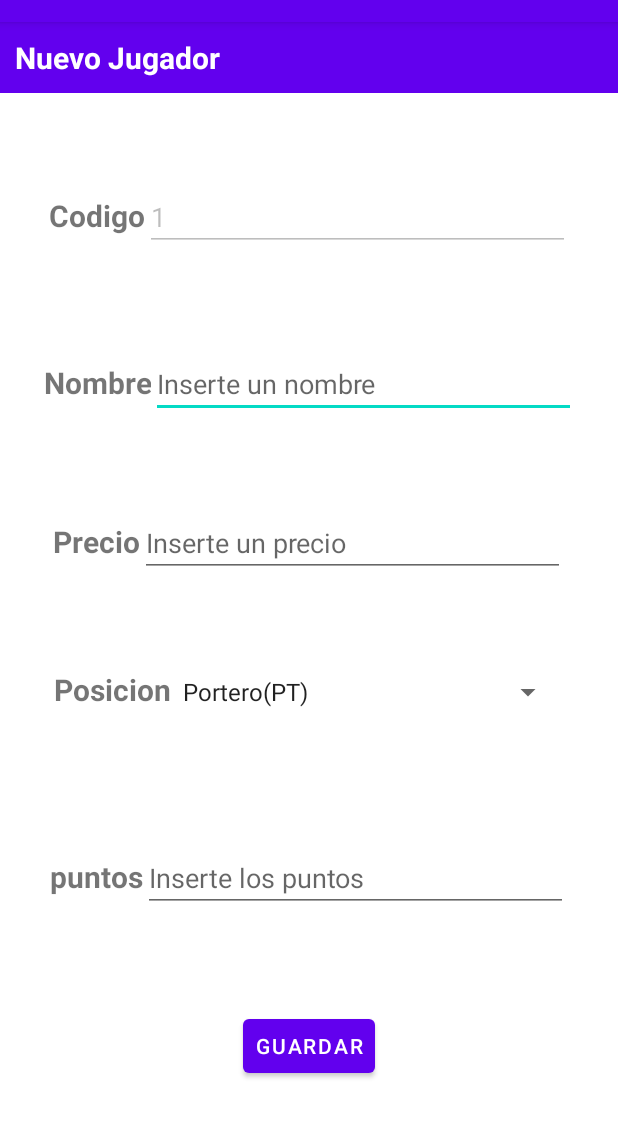
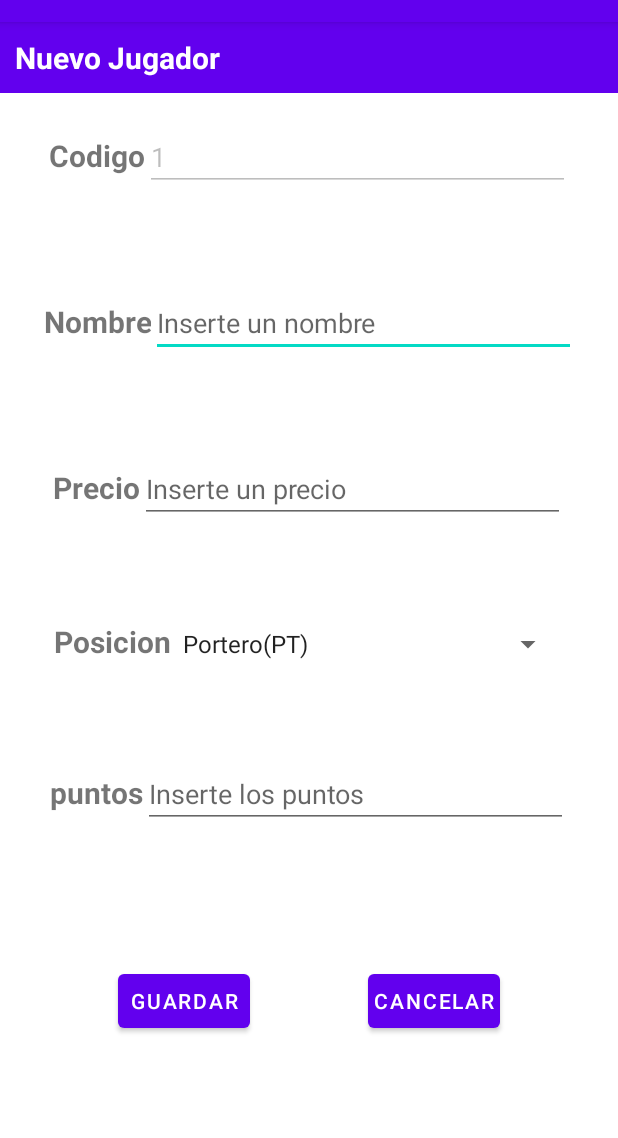
Before and after one commit to rcanelav/Ej1RCV, an Android app: the AddPlayerActivity screen opened directly, with no data from a screen before it, on a phone screen of 412 x 824 dp, the part 62-1200 px from its top. Run offline under Robolectric (Android 15) with nearby library versions, the phone set to English and light mode, and no system bars.

Commit message:
ADD: cancel button on add new player

```diff
--- a/app/src/main/java/com/liceolapaz/dam/ej1rcv/AddPlayerActivity.kt
+++ b/app/src/main/java/com/liceolapaz/dam/ej1rcv/AddPlayerActivity.kt
@@ -42,6 +42,7 @@ class AddPlayerActivity : AppCompatActivity() {
         positionSpinner.adapter = adapter
 
         val btnSave = findViewById<Button>(R.id.btnSave)
+        val btnCancel = findViewById<Button>(R.id.btnCancel)
         btnSave.setOnClickListener{
             var newPlayerCode = binding.etPlayerCode.text.toString().toInt()
             var newPlayerName = binding.etPlayerName.text.toString()
@@ -58,5 +59,9 @@ class AddPlayerActivity : AppCompatActivity() {
             intent.putExtra("player", player)
             startActivity(intent)
         }
+
+        btnCancel.setOnClickListener{
+            finish()
+        }
     }
 }
--- a/app/src/main/res/layout/activity_add_player.xml
+++ b/app/src/main/res/layout/activity_add_player.xml
@@ -3,7 +3,7 @@
     xmlns:app="http://schemas.android.com/apk/res-auto"
     xmlns:tools="http://schemas.android.com/tools"
     android:layout_width="match_parent"
-    android:layout_height="wrap_content"
+    android:layout_height="600dp"
     tools:context=".AddPlayerActivity">
 
     <LinearLayout
@@ -35,8 +35,8 @@
     <LinearLayout
         android:id="@+id/codeLayout"
         android:layout_width="wrap_content"
-        android:layout_height="50dp"
-        android:layout_marginTop="60dp"
+        android:layout_height="wrap_content"
+        android:layout_marginTop="20dp"
         app:layout_constraintEnd_toEndOf="parent"
         app:layout_constraintStart_toStartOf="parent"
         app:layout_constraintTop_toBottomOf="@+id/headerLayout">
@@ -142,7 +142,7 @@
     <LinearLayout
         android:id="@+id/positionLayout"
         android:layout_width="340dp"
-        android:layout_height="55dp"
+        android:layout_height="wrap_content"
         android:orientation="horizontal"
         app:layout_constraintBottom_toTopOf="@id/pointsLayout"
         app:layout_constraintEnd_toEndOf="parent"
@@ -174,9 +174,9 @@
     <LinearLayout
         android:id="@+id/pointsLayout"
         android:layout_width="wrap_content"
-        android:layout_height="50dp"
+        android:layout_height="wrap_content"
         android:orientation="horizontal"
-        app:layout_constraintBottom_toTopOf="@+id/btnSave"
+        app:layout_constraintBottom_toTopOf="@id/btnLayout"
         app:layout_constraintEnd_toEndOf="parent"
         app:layout_constraintStart_toStartOf="parent"
         app:layout_constraintTop_toBottomOf="@+id/positionLayout">
@@ -207,14 +207,35 @@
             app:layout_constraintTop_toBottomOf="@+id/nameLayout" />
     </LinearLayout>
 
+    <androidx.constraintlayout.widget.ConstraintLayout
+        android:id="@+id/btnLayout"
+        android:layout_width="match_parent"
+        android:layout_height="100dp"
+        android:orientation="horizontal"
+        app:layout_constraintBottom_toBottomOf="parent"
+        app:layout_constraintTop_toBottomOf="@id/pointsLayout">
+
         <Button
+            android:id="@+id/btnSave"
             android:layout_width="wrap_content"
             android:layout_height="wrap_content"
+            android:padding="3dp"
             android:text="Guardar"
-        android:id="@+id/btnSave"
+            app:layout_constraintBottom_toBottomOf="parent"
+            app:layout_constraintEnd_toStartOf="@id/btnCancel"
+
+            app:layout_constraintStart_toStartOf="parent"
+            app:layout_constraintTop_toTopOf="parent" />
+
+        <Button
+            android:id="@+id/btnCancel"
+            android:layout_width="wrap_content"
+            android:layout_height="wrap_content"
             android:padding="3dp"
+            android:text="Cancelar"
             app:layout_constraintBottom_toBottomOf="parent"
             app:layout_constraintEnd_toEndOf="parent"
-        app:layout_constraintStart_toStartOf="parent"
-        app:layout_constraintTop_toBottomOf="@+id/pointsLayout" />
+            app:layout_constraintStart_toEndOf="@+id/btnSave"
+            app:layout_constraintTop_toTopOf="parent" />
     </androidx.constraintlayout.widget.ConstraintLayout>
+</androidx.constraintlayout.widget.ConstraintLayout>
```
Lines whose indentation alone changed are shown as unchanged.
